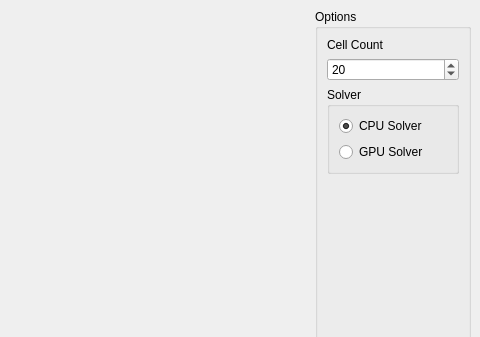
This is application/ui/mainwindow.ui in thoxey/parallelvoronoi as Qt 5 draws it before an edit; both pictures show x 320 to 800 and y 0 to 337 of the 800 by 600 pixel window. The edited form follows.
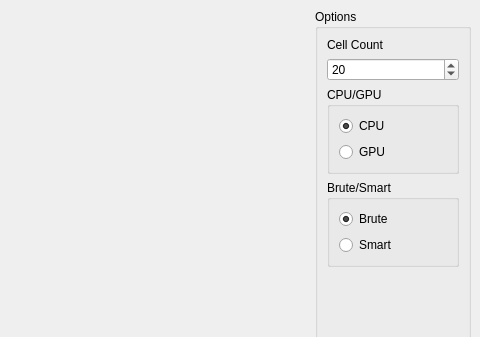
This is the edited form.

Commit message: brute force running u

Diff of the .ui file:
```diff
--- a/application/ui/mainwindow.ui
+++ b/application/ui/mainwindow.ui
@@ -96,13 +96,13 @@
        <item>
         <widget class="QGroupBox" name="groupBox_2">
          <property name="title">
-          <string>Solver</string>
+          <string>CPU/GPU</string>
          </property>
          <layout class="QVBoxLayout" name="verticalLayout_2">
           <item>
            <widget class="QRadioButton" name="cpuOpt">
             <property name="text">
-             <string>CPU Solver</string>
+             <string>CPU</string>
             </property>
             <property name="checked">
              <bool>true</bool>
@@ -115,7 +115,36 @@
              <bool>true</bool>
             </property>
             <property name="text">
-             <string>GPU Solver</string>
+             <string>GPU</string>
+            </property>
+           </widget>
+          </item>
+         </layout>
+        </widget>
+       </item>
+       <item>
+        <widget class="QGroupBox" name="groupBox_3">
+         <property name="title">
+          <string>Brute/Smart</string>
+         </property>
+         <layout class="QVBoxLayout" name="verticalLayout_3">
+          <item>
+           <widget class="QRadioButton" name="brtOpt">
+            <property name="text">
+             <string>Brute</string>
+            </property>
+            <property name="checked">
+             <bool>true</bool>
+            </property>
+           </widget>
+          </item>
+          <item>
+           <widget class="QRadioButton" name="smrtOpt">
+            <property name="text">
+             <string>Smart</string>
+            </property>
+            <property name="checkable">
+             <bool>false</bool>
             </property>
            </widget>
           </item>
```
The commit also changes 23 other files.
